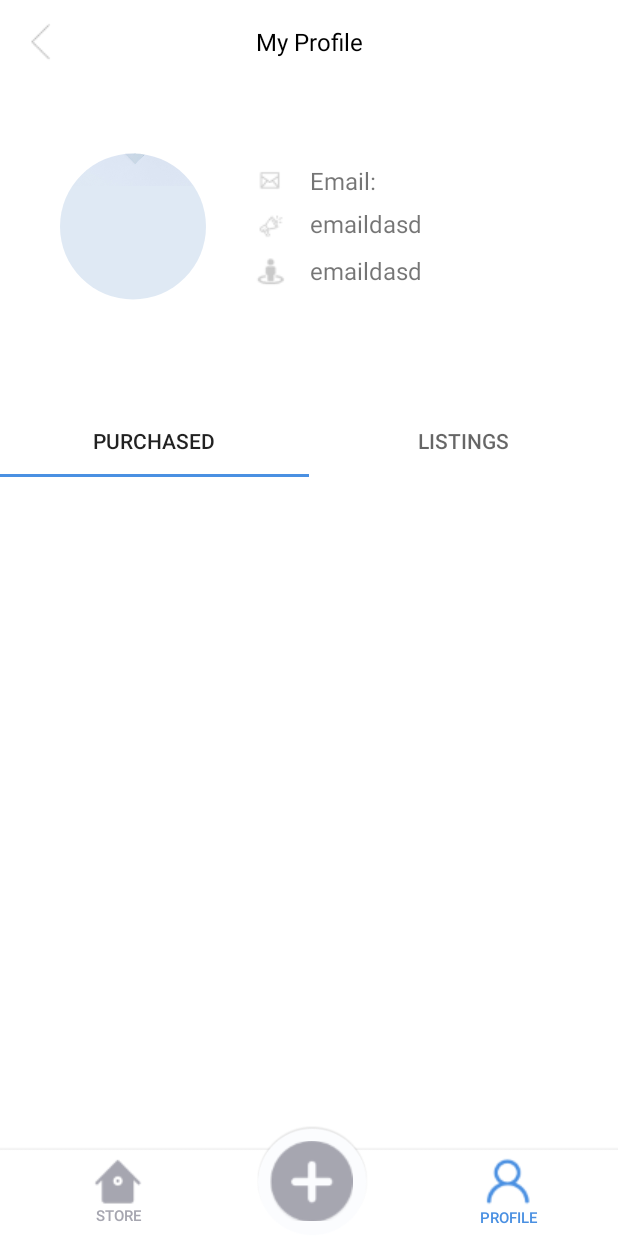
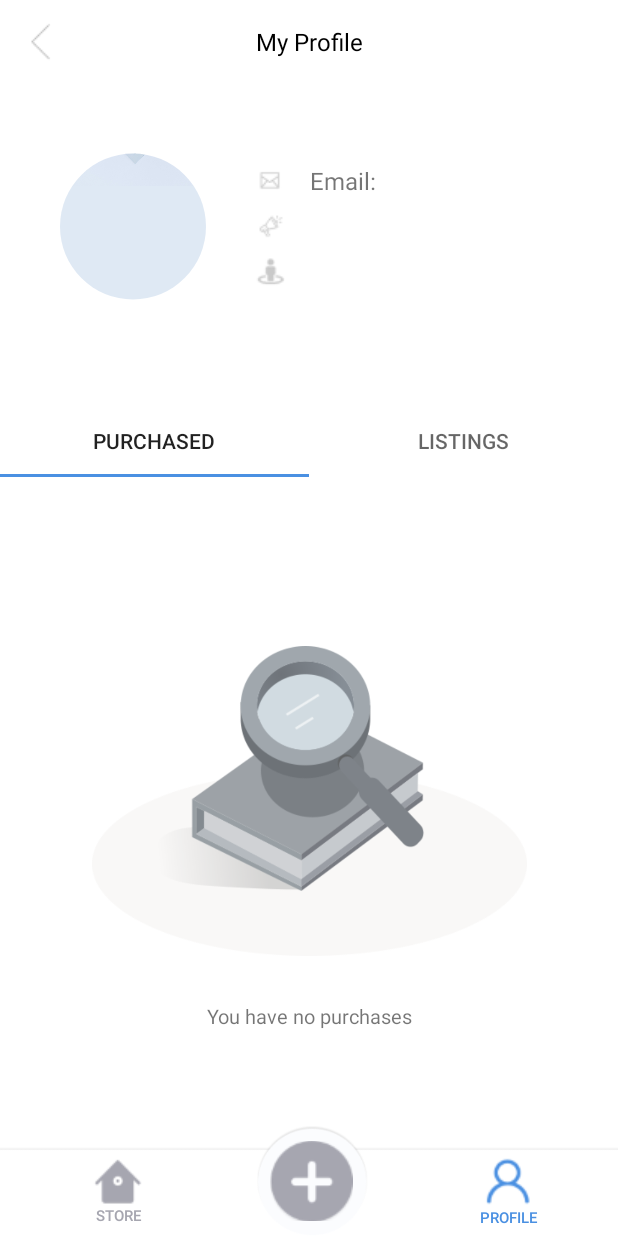
Before and after one commit to PhilipLeong/MAPP-CA4, an Android app: the PurchasedFragment screen opened directly, with no data from a screen before it, on a phone screen of 412 x 824 dp. Run offline under Robolectric (Android 15) with nearby library versions, the phone set to English and light mode, and no system bars; our stand-ins replace CircleImageView, Firebase (no records; nobody signed in at launch, a user with empty details on screens opened directly); 3 statements that could not run were skipped.

Commit message:
Added No Listings/Purchased design

```diff
--- a/BookHub/app/src/main/java/mapp/com/sg/bookhub/profileui/ListingsFragment.java
+++ b/BookHub/app/src/main/java/mapp/com/sg/bookhub/profileui/ListingsFragment.java
@@ -7,6 +7,8 @@ import android.view.LayoutInflater;
 import android.view.View;
 import android.view.ViewGroup;
 import android.widget.GridView;
+import android.widget.ImageView;
+import android.widget.TextView;
 
 import androidx.annotation.NonNull;
 import androidx.annotation.Nullable;
@@ -35,6 +37,8 @@ public class ListingsFragment extends Fragment {
     private String userid;
     private ListingsAdapter adapter;
     private final String TAG = "Listings";
+    private ImageView nobookImage;
+    private TextView nobookText;
 
     public View onCreateView(@NonNull LayoutInflater inflater, @Nullable ViewGroup container, @Nullable Bundle savedInstanceState) {
         View rootView = inflater.inflate(R.layout.listingsfragment, container, false);
@@ -45,6 +49,10 @@ public class ListingsFragment extends Fragment {
         db = FirebaseFirestore.getInstance();
         firebaseAuth = FirebaseAuth.getInstance();
         userid = firebaseAuth.getCurrentUser().getUid();
+
+        nobookImage = (ImageView) rootView.findViewById(R.id.nobook_IV);
+        nobookText = (TextView) rootView.findViewById(R.id.nobook_TV);
+
 
         gridview = (GridView) rootView.findViewById(R.id.listings_GridView);
         posts = new ArrayList<Post>();
@@ -59,7 +67,9 @@ public class ListingsFragment extends Fragment {
                         if (task.isSuccessful()) {
                             QuerySnapshot documents = task.getResult();
                             if (documents.size() != 0) {
-
+                                nobookImage.setVisibility(View.GONE);
+                                nobookText.setVisibility(View.GONE);
+                                progessDialog.dismiss();
                                 for (QueryDocumentSnapshot document : documents) {
                                     Log.d("here!", document.getId());
                                     Post p = document.toObject(Post.class);
@@ -69,6 +79,8 @@ public class ListingsFragment extends Fragment {
                                 }
                             }
                         } else {
+                            gridview.setVisibility(View.GONE);
+                            progessDialog.dismiss();
                             Log.d(TAG, "Error getting documents: ", task.getException());
                         }
                     }
--- a/BookHub/app/src/main/java/mapp/com/sg/bookhub/profileui/PurchasedFragment.java
+++ b/BookHub/app/src/main/java/mapp/com/sg/bookhub/profileui/PurchasedFragment.java
@@ -75,6 +75,9 @@ public class PurchasedFragment extends Fragment {
         recyclerView.setHasFixedSize(true);
         recyclerView.setLayoutManager(new LinearLayoutManager(getContext()));
 
+        nobookImage = (ImageView) rootView.findViewById(R.id.nobook_IV);
+        nobookText = (TextView) rootView.findViewById(R.id.nobook_TV);
+
         pageHeader = (TextView)rootView.findViewById(R.id.pageTitle_TV);
         posts = new ArrayList<Post>();
 
@@ -90,6 +93,8 @@ public class PurchasedFragment extends Fragment {
                             QuerySnapshot documents = task.getResult();
                             Log.d("Documents", ""+documents.size());
                             if (documents.size() != 0) {
+                                nobookImage.setVisibility(View.GONE);
+                                nobookText.setVisibility(View.GONE);
                                 for (QueryDocumentSnapshot document : documents) {
                                     String order = document.getData().get("postId").toString();
                                     Log.d("Order: ",order);
--- a/BookHub/app/src/main/res/layout/activity_profile.xml
+++ b/BookHub/app/src/main/res/layout/activity_profile.xml
@@ -66,7 +66,6 @@
                 android:gravity="center_vertical|left"
                 android:maxLines="1"
                 android:singleLine="true"
-                android:text="emaildasd"
                 android:textSize="16sp" />
 
             <TextView
@@ -80,7 +79,6 @@
                 android:gravity="center_vertical|left"
                 android:maxLines="1"
                 android:singleLine="true"
-                android:text="emaildasd"
                 android:textSize="16sp" />
 
             <TextView
@@ -93,7 +91,6 @@
                 android:gravity="center_vertical|left"
                 android:maxLines="1"
                 android:singleLine="true"
-                android:text="emaildasd"
                 android:textSize="16sp" />
         </LinearLayout>
 
--- a/BookHub/app/src/main/res/layout/purchasedfragment.xml
+++ b/BookHub/app/src/main/res/layout/purchasedfragment.xml
@@ -1,19 +1,39 @@
 <?xml version="1.0" encoding="utf-8"?>
-<LinearLayout xmlns:android="http://schemas.android.com/apk/res/android"
+<androidx.constraintlayout.widget.ConstraintLayout xmlns:android="http://schemas.android.com/apk/res/android"
     xmlns:app="http://schemas.android.com/apk/res-auto"
     android:orientation="vertical"
     android:layout_width="match_parent"
     android:layout_height="match_parent">
+    <ImageView
+        android:id="@+id/nobook_IV"
+        android:layout_width="290dp"
+        android:layout_height="268dp"
+        app:layout_constraintBottom_toBottomOf="parent"
+        app:layout_constraintEnd_toEndOf="parent"
+        app:layout_constraintStart_toStartOf="parent"
+        app:layout_constraintTop_toTopOf="parent"
+        app:srcCompat="@drawable/nobook" />
+
+    <TextView
+        android:id="@+id/nobook_TV"
+        android:layout_width="wrap_content"
+        android:layout_height="wrap_content"
+        android:text="You have no purchases"
+        android:textSize="13sp"
+        app:layout_constraintEnd_toEndOf="parent"
+        app:layout_constraintStart_toStartOf="parent"
+        app:layout_constraintTop_toBottomOf="@+id/nobook_IV" />
 
     <ScrollView
         android:id="@+id/scrollView3"
+        android:layout_width="match_parent"
+        android:layout_height="match_parent"
+        android:overScrollMode="never"
         app:layout_constraintBottom_toTopOf="@+id/orderBtn"
         app:layout_constraintEnd_toEndOf="parent"
+        app:layout_constraintHorizontal_bias="0.0"
         app:layout_constraintStart_toStartOf="parent"
-        app:layout_constraintTop_toBottomOf="@+id/include4"
-        android:overScrollMode="never"
-        android:layout_width="match_parent"
-        android:layout_height="match_parent">
+        app:layout_constraintTop_toBottomOf="@+id/include4">
 
         <LinearLayout
             android:layout_width="match_parent"
@@ -28,6 +48,7 @@
 
             </androidx.recyclerview.widget.RecyclerView>
 
+
         </LinearLayout>
     </ScrollView>
-</LinearLayout>
+</androidx.constraintlayout.widget.ConstraintLayout>
```
Also changed, not shown: BookHub/app/src/main/res/layout/listingsfragment.xml (+20 -0 lines).
